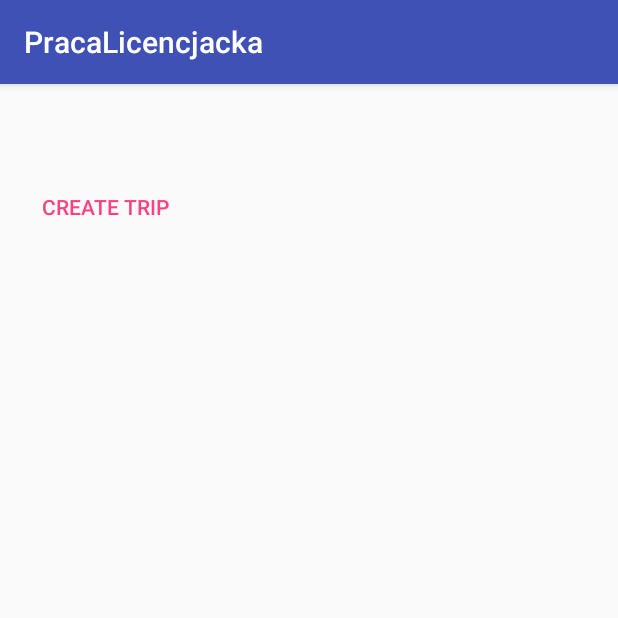
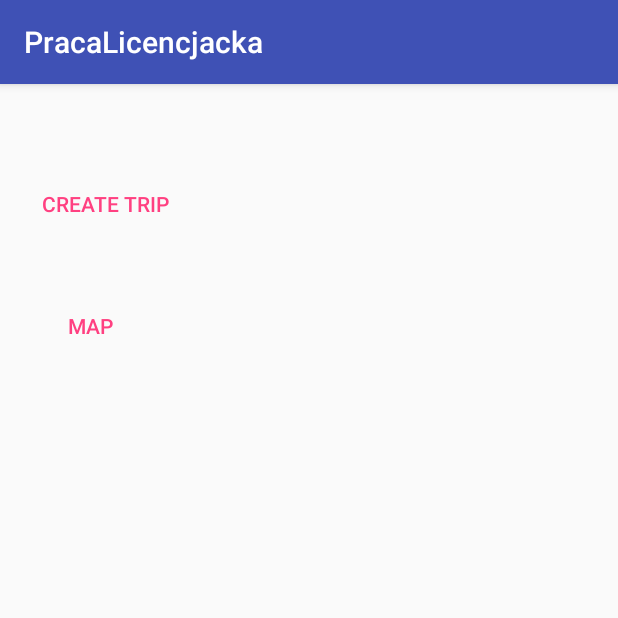
Before and after one commit to misiom94/PracaLicencjacka, an Android app: the screen it shows after launch (MainActivity), on a phone screen of 412 x 824 dp, the top half of it. Run offline under Robolectric (Android 15) with nearby library versions, the phone set to English and light mode, and no system bars.

Commit message:
added maps

```diff
--- a/PracaLicencjacka/app/build.gradle
+++ b/PracaLicencjacka/app/build.gradle
@@ -26,6 +26,9 @@ dependencies {
     })
     compile 'com.android.support:appcompat-v7:25.2.0'
     compile 'com.android.support.constraint:constraint-layout:1.0.2'
+    compile 'com.google.android.gms:play-services-maps:10.2.0'
+    compile 'com.google.android.gms:play-services-places:10.2.0'
+    compile 'com.google.android.gms:play-services-location:10.2.0'
+
     testCompile 'junit:junit:4.12'
-    compile 'com.google.android.gms:play-services-maps:10.2.0'
 }
--- a/PracaLicencjacka/app/src/main/java/com/example/michalmikla/pracalicencjacka/Localization.java
+++ b/PracaLicencjacka/app/src/main/java/com/example/michalmikla/pracalicencjacka/Localization.java
@@ -63,4 +63,6 @@ public class Localization {
     public void setTrip_ID_fk(Integer trip_ID_fk) {
         this.trip_ID_fk = trip_ID_fk;
     }
+
+
 }
--- a/PracaLicencjacka/app/src/main/java/com/example/michalmikla/pracalicencjacka/MainActivity.java
+++ b/PracaLicencjacka/app/src/main/java/com/example/michalmikla/pracalicencjacka/MainActivity.java
@@ -30,6 +30,11 @@ public class MainActivity extends AppCompatActivity {
 //        System.out.println("TAKENTRIP: " + takentrip.getTrip_note());
 
     }
+    public void goToMapActivity(View view){
+        Intent intent = new Intent(this, MapsActivity.class);
+        startActivity(intent);
+        finish();
+    }
 
     public void goToCreateTripActivity(View view){
         Intent intent = new Intent(this,CreateTripActivity.class);
--- a/PracaLicencjacka/app/src/main/res/layout/activity_main.xml
+++ b/PracaLicencjacka/app/src/main/res/layout/activity_main.xml
@@ -15,9 +15,20 @@
         style="@style/Widget.AppCompat.Button.Borderless.Colored"
         android:layout_width="wrap_content"
         android:layout_height="wrap_content"
+        android:layout_marginTop="40dp"
+        android:onClick="goToCreateTripActivity"
+        android:text="Create Trip"
+        android:layout_alignParentTop="true"
+        android:layout_alignParentStart="true" />
+
+    <Button
+        android:id="@+id/button2"
+        style="@style/Widget.AppCompat.Button.Borderless.Colored"
+        android:layout_width="wrap_content"
+        android:layout_height="wrap_content"
         android:layout_alignParentStart="true"
-        android:layout_below="@+id/textView"
-        android:layout_marginTop="42dp"
-        android:onClick="goToCreateTripActivity"
-        android:text="Create Trip" />
+        android:layout_below="@+id/buttonStart"
+        android:layout_marginTop="33dp"
+        android:onClick="goToMapActivity"
+        android:text="Map" />
 </RelativeLayout>
--- a/PracaLicencjacka/app/src/main/res/values/strings.xml
+++ b/PracaLicencjacka/app/src/main/res/values/strings.xml
@@ -1,3 +1,4 @@
 <resources>
     <string name="app_name">PracaLicencjacka</string>
+    <string name="title_activity_maps">Map</string>
 </resources>
```
Also changed, not shown: PracaLicencjacka/app/src/debug/res/values/google_maps_api.xml (added, +27 -0 lines), PracaLicencjacka/app/src/main/AndroidManifest.xml (+25 -1 lines), PracaLicencjacka/app/src/main/java/com/example/michalmikla/pracalicencjacka/MapsActivity.java (+90 -2 lines), PracaLicencjacka/app/src/main/res/layout/activity_maps.xml (+15 -22 lines), 1 other file.
